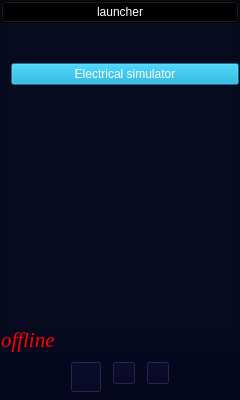
The window that client/menu.ui (lev12/launcher) describes before a commit, drawn with Qt 5.
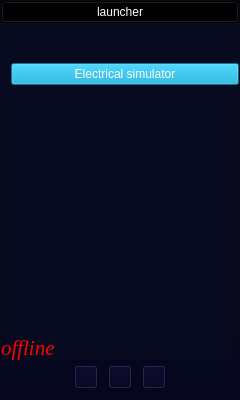
The same window after the commit. Icons and pictures are not drawn.

Diff of the .ui file:
```diff
--- a/client/menu.ui
+++ b/client/menu.ui
@@ -182,8 +182,8 @@
        <widget class="QPushButton" name="pushButton_2">
         <property name="minimumSize">
          <size>
-          <width>32</width>
-          <height>32</height>
+          <width>24</width>
+          <height>24</height>
          </size>
         </property>
         <property name="maximumSize">
@@ -201,8 +201,8 @@
         </property>
         <property name="iconSize">
          <size>
-          <width>32</width>
-          <height>32</height>
+          <width>24</width>
+          <height>24</height>
          </size>
         </property>
        </widget>
@@ -224,6 +224,12 @@
         <property name="text">
          <string/>
         </property>
+        <property name="iconSize">
+         <size>
+          <width>24</width>
+          <height>24</height>
+         </size>
+        </property>
        </widget>
       </item>
       <item>
@@ -243,6 +249,12 @@
         <property name="text">
          <string/>
         </property>
+        <property name="iconSize">
+         <size>
+          <width>24</width>
+          <height>24</height>
+         </size>
+        </property>
        </widget>
       </item>
       <item>
```
